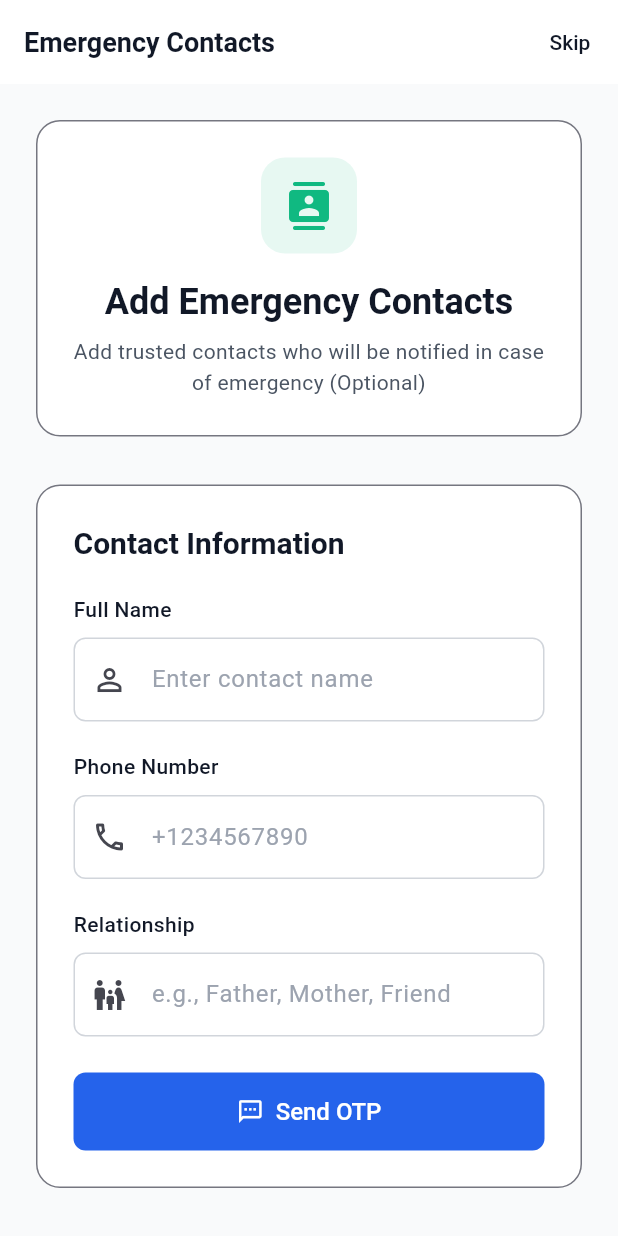
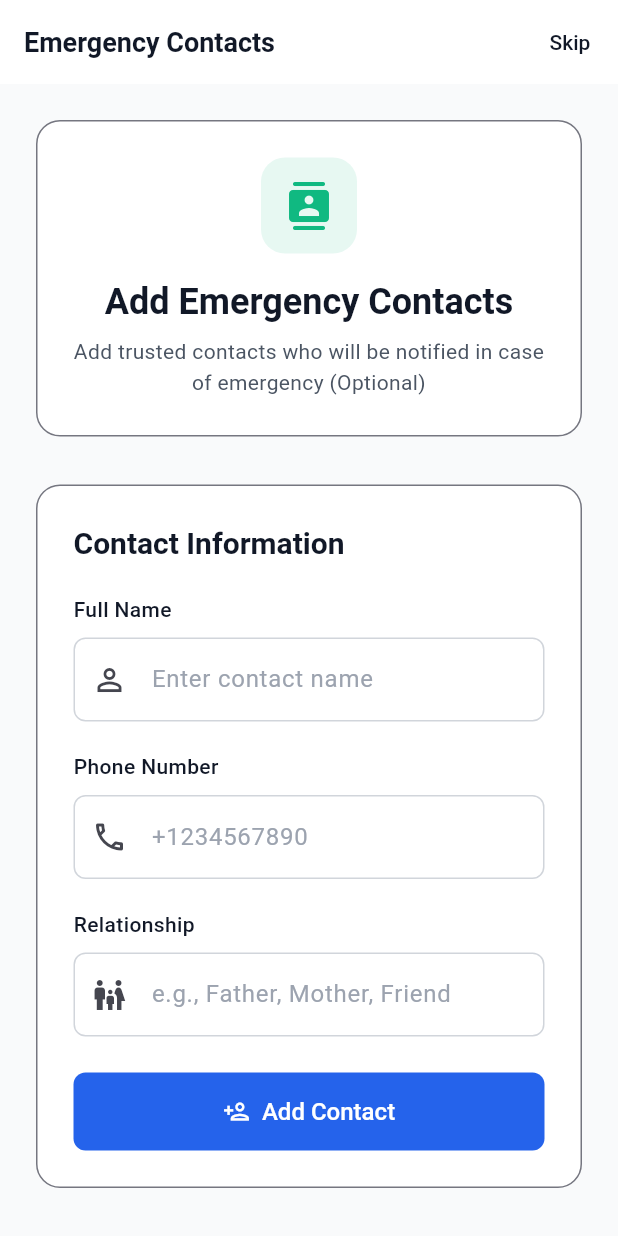
Before and after one commit to Jeeveeka1726/RakshaNetApp, a Flutter app: the EmergencyContactsPage screen opened directly with empty values, on a phone screen of 412 x 824 dp. Run offline on Flutter 3.47's test engine with Material 3 defaults, Android fonts, the phone set to English and light mode, and no system bars; our stand-ins replace flutter_local_notifications, geolocator, permission_handler, sensors_plus, shared_preferences; missing offline and left inert: flutter_background_service; accounts and stored records are empty; network calls fail.

Commit message:
emergency contact

```diff
--- a/client/lib/emergency_contacts_page.dart
+++ b/client/lib/emergency_contacts_page.dart
@@ -15,23 +15,45 @@ class _EmergencyContactsPageState extends State<EmergencyContactsPage> {
   final _nameController = TextEditingController();
   final _phoneController = TextEditingController();
   final _relationshipController = TextEditingController();
-  final _otpController = TextEditingController();
   final List<Map<String, dynamic>> _contacts = [];
-  bool _showOtpField = false;
-  bool _isVerifying = false;
   bool _isLoading = false;
-  String _currentPhone = '';
+
+  @override
+  void initState() {
+    super.initState();
+    _loadExistingContacts();
+  }
 
   @override
   void dispose() {
     _nameController.dispose();
     _phoneController.dispose();
     _relationshipController.dispose();
-    _otpController.dispose();
     super.dispose();
   }
 
-  void _sendOtp() async {
+  void _loadExistingContacts() async {
+    try {
+      final result = await ApiService.getContacts();
+      if (result['success'] && result['data'] != null) {
+        setState(() {
+          _contacts.clear();
+          for (var contact in result['data']) {
+            _contacts.add({
+              'id': contact['id'],
+              'name': contact['name'],
+              'phone': contact['phone'],
+              'relationship': contact['relationship'],
+            });
+          }
+        });
+      }
+    } catch (e) {
+      print('Error loading contacts: $e');
+    }
+  }
+
+  void _addContact() async {
     if (_phoneController.text.isEmpty ||
         _nameController.text.isEmpty ||
         _relationshipController.text.isEmpty) {
@@ -49,7 +71,11 @@ class _EmergencyContactsPageState extends State<EmergencyContactsPage> {
     });
 
     try {
-      final result = await ApiService.sendOtp(_phoneController.text.trim());
+      final result = await ApiService.addContact(
+        name: _nameController.text.trim(),
+        phone: _phoneController.text.trim(),
+        relationship: _relationshipController.text.trim(),
+      );
 
       setState(() {
         _isLoading = false;
@@ -57,20 +83,27 @@ class _EmergencyContactsPageState extends State<EmergencyContactsPage> {
 
       if (result['success']) {
         setState(() {
-          _currentPhone = _phoneController.text.trim();
-          _showOtpField = true;
+          _contacts.add({
+            'id': result['data']['id'] ?? DateTime.now().millisecondsSinceEpoch.toString(),
+            'name': _nameController.text.trim(),
+            'phone': _phoneController.text.trim(),
+            'relationship': _relationshipController.text.trim(),
+          });
+          _nameController.clear();
+          _phoneController.clear();
+          _relationshipController.clear();
         });
 
         ScaffoldMessenger.of(context).showSnackBar(
           const SnackBar(
-            content: Text('OTP sent successfully!'),
+            content: Text('Contact added successfully!'),
             backgroundColor: Color(0xFF10B981),
           ),
         );
       } else {
         ScaffoldMessenger.of(context).showSnackBar(
           SnackBar(
-            content: Text(result['error'] ?? 'Failed to send OTP'),
+            content: Text(result['error'] ?? 'Failed to add contact'),
             backgroundColor: const Color(0xFFEF4444),
           ),
         );
@@ -89,99 +122,41 @@ class _EmergencyContactsPageState extends State<EmergencyContactsPage> {
     }
   }
 
-  void _verifyOtp() async {
-    if (_otpController.text.length != 4) {
+  void _removeContact(int index) async {
+    final contact = _contacts[index];
+
+    try {
+      if (contact['id'] != null) {
+        final result = await ApiService.deleteContact(contact['id']);
+        if (!result['success']) {
           ScaffoldMessenger.of(context).showSnackBar(
-        const SnackBar(
-          content: Text('Please enter a valid 4-digit OTP'),
-          backgroundColor: Color(0xFFF59E0B),
+            SnackBar(
+              content: Text(result['error'] ?? 'Failed to delete contact'),
+              backgroundColor: const Color(0xFFEF4444),
             ),
           );
           return;
         }
+      }
 
       setState(() {
-      _isVerifying = true;
-    });
-
-    try {
-      // First verify OTP
-      final verifyResult = await ApiService.verifyOtp(
-        _currentPhone,
-        _otpController.text,
-      );
-
-      if (verifyResult['success']) {
-        // Then add contact
-        final addResult = await ApiService.addContact(
-          name: _nameController.text.trim(),
-          phone: _currentPhone,
-          relationship: _relationshipController.text.trim(),
-        );
-
-        setState(() {
-          _isVerifying = false;
-        });
-
-        if (addResult['success']) {
-          setState(() {
-            _contacts.add({
-              'name': _nameController.text.trim(),
-              'phone': _currentPhone,
-              'relationship': _relationshipController.text.trim(),
-            });
-            _nameController.clear();
-            _phoneController.clear();
-            _relationshipController.clear();
-            _otpController.clear();
-            _showOtpField = false;
-            _currentPhone = '';
+        _contacts.removeAt(index);
       });
 
       ScaffoldMessenger.of(context).showSnackBar(
         const SnackBar(
-              content: Text('Contact verified and added successfully!'),
+          content: Text('Contact removed successfully'),
           backgroundColor: Color(0xFF10B981),
         ),
       );
-        } else {
+    } catch (e) {
       ScaffoldMessenger.of(context).showSnackBar(
         SnackBar(
-              content: Text(addResult['error'] ?? 'Failed to add contact'),
+          content: Text('Error removing contact: ${e.toString()}'),
           backgroundColor: const Color(0xFFEF4444),
         ),
       );
     }
-      } else {
-        setState(() {
-          _isVerifying = false;
-        });
-
-        ScaffoldMessenger.of(context).showSnackBar(
-          SnackBar(
-            content: Text(verifyResult['error'] ?? 'OTP verification failed'),
-            backgroundColor: const Color(0xFFEF4444),
-          ),
-        );
-      }
-    } catch (e) {
-      setState(() {
-        _isVerifying = false;
-      });
-
-      ScaffoldMessenger.of(context).showSnackBar(
-        SnackBar(
-          content: Text('Error: ${e.toString()}'),
-          backgroundColor: const Color(0xFFEF4444),
-        ),
-      );
-    }
-  }
-
-  void _removeContact(int index) {
-    setState(() {
-      _contacts.removeAt(index);
-    });
   }
 
   void _continueToApp() {
@@ -411,14 +386,11 @@ class _EmergencyContactsPageState extends State<EmergencyContactsPage> {
                       crossAxisAlignment: CrossAxisAlignment.start,
                       children: [
                         Text(
-                          _showOtpField
-                              ? 'Verify Contact'
-                              : 'Contact Information',
+                          'Contact Information',
                           style: Theme.of(context).textTheme.titleLarge,
                         ),
                         const SizedBox(height: 20),
 
-                        if (!_showOtpField) ...[
                         // Contact Form Fields
                         _buildFormField(
                           controller: _nameController,
@@ -445,118 +417,29 @@ class _EmergencyContactsPageState extends State<EmergencyContactsPage> {
                         ),
                         const SizedBox(height: 24),
 
-                          // Send OTP Button
+                        // Add Contact Button
                         SizedBox(
                           width: double.infinity,
                           height: 52,
                           child: ElevatedButton.icon(
-                              onPressed: _isLoading ? null : _sendOtp,
-                              icon:
-                                  _isLoading
+                            onPressed: _isLoading ? null : _addContact,
+                            icon: _isLoading
                                 ? const SizedBox(
                                     width: 20,
                                     height: 20,
                                     child: CircularProgressIndicator(
                                       strokeWidth: 2,
-                                          valueColor:
-                                              AlwaysStoppedAnimation<Color>(
+                                      valueColor: AlwaysStoppedAnimation<Color>(
                                         Colors.white,
                                       ),
                                     ),
                                   )
-                                      : const Icon(Icons.sms_outlined),
+                                : const Icon(Icons.person_add_outlined),
                             label: Text(
-                                _isLoading ? 'Sending...' : 'Send OTP',
+                              _isLoading ? 'Adding...' : 'Add Contact',
                             ),
                           ),
                         ),
-                        ] else ...[
-                          // OTP Verification Section
-                          Container(
-                            padding: const EdgeInsets.all(16),
-                            decoration: BoxDecoration(
-                              color: const Color(0xFF2563EB).withOpacity(0.05),
-                              borderRadius: BorderRadius.circular(12),
-                              border: Border.all(
-                                color: const Color(0xFF2563EB).withOpacity(0.2),
-                                width: 1,
-                              ),
-                            ),
-                            child: Row(
-                              children: [
-                                const Icon(
-                                  Icons.info_outline,
-                                  color: Color(0xFF2563EB),
-                                  size: 20,
-                                ),
-                                const SizedBox(width: 12),
-                                Expanded(
-                                  child: Text(
-                                    'OTP sent to $_currentPhone',
-                                    style: const TextStyle(
-                                      color: Color(0xFF2563EB),
-                                      fontWeight: FontWeight.w500,
-                                    ),
-                                  ),
-                                ),
-                              ],
-                            ),
-                          ),
-                          const SizedBox(height: 20),
-
-                          _buildFormField(
-                            controller: _otpController,
-                            label: 'Enter OTP',
-                            hint: '1234',
-                            icon: Icons.security_outlined,
-                            keyboardType: TextInputType.number,
-                            maxLength: 4,
-                          ),
-                          const SizedBox(height: 24),
-
-                          // Verify Button
-                          SizedBox(
-                            width: double.infinity,
-                            height: 52,
-                            child: ElevatedButton.icon(
-                              onPressed: _isVerifying ? null : _verifyOtp,
-                              icon:
-                                  _isVerifying
-                                      ? const SizedBox(
-                                        width: 20,
-                                        height: 20,
-                                        child: CircularProgressIndicator(
-                                          strokeWidth: 2,
-                                          valueColor:
-                                              AlwaysStoppedAnimation<Color>(
-                                                Colors.white,
-                                              ),
-                                        ),
-                                      )
-                                      : const Icon(Icons.verified_outlined),
-                              label: Text(
-                                _isVerifying
-                                    ? 'Verifying...'
-                                    : 'Verify & Add Contact',
-                              ),
-                            ),
-                          ),
-                          const SizedBox(height: 12),
-
-                          // Cancel Button
-                          SizedBox(
-                            width: double.infinity,
-                            child: TextButton(
-                              onPressed: () {
-                                setState(() {
-                                  _showOtpField = false;
-                                  _otpController.clear();
-                                });
-                              },
-                              child: const Text('Cancel'),
-                            ),
-                          ),
-                        ],
                       ],
                     ),
                   ),
@@ -618,13 +501,17 @@ class _EmergencyContactsPageState extends State<EmergencyContactsPage> {
                           const SizedBox(height: 16),
                           Text(
                             'No contacts added yet',
-                            style: Theme.of(context).textTheme.titleMedium
+                            style: Theme.of(context)
+                                .textTheme
+                                .titleMedium
                                 ?.copyWith(color: Colors.grey[600]),
                           ),
                           const SizedBox(height: 8),
                           Text(
                             'Add emergency contacts to get started',
-                            style: Theme.of(context).textTheme.bodyMedium
+                            style: Theme.of(context)
+                                .textTheme
+                                .bodyMedium
                                 ?.copyWith(color: Colors.grey[500]),
                             textAlign: TextAlign.center,
                           ),
```
Lines whose indentation alone changed are shown as unchanged.
